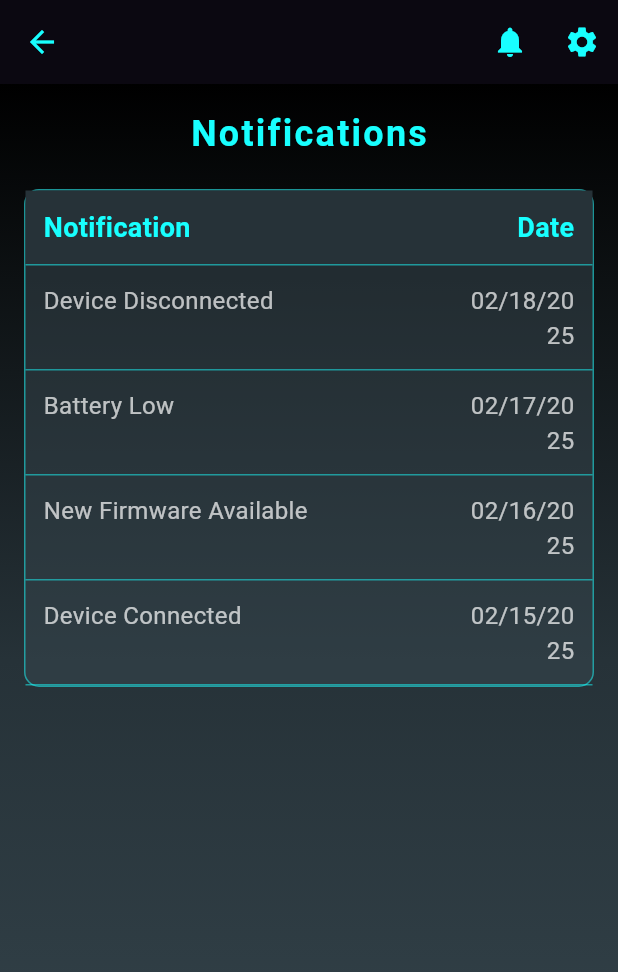
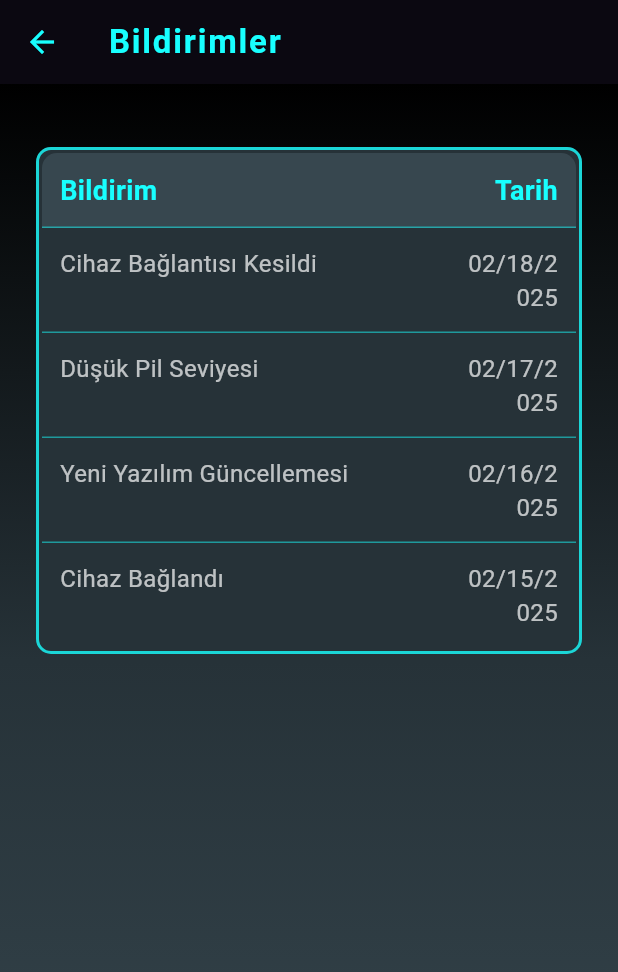
Before and after one commit to ferhanburak/skolyozmobil, a Flutter app: the MainPage screen opened directly, after a tap on the "notifications" icon, on a phone screen of 412 x 824 dp. Shown: the top 972 px of the screen. Run offline on Flutter 3.47's test engine with Material 3 defaults, Android fonts, the light colour scheme and no system bars; our stand-ins replace shared_preferences, syncfusion_flutter_gauges; accounts and stored records are empty.

Commit message:
Bugged Fixed

```diff
--- a/lib/MainPage.dart
+++ b/lib/MainPage.dart
@@ -1,4 +1,5 @@
 import 'package:flutter/material.dart';
+import 'package:syncfusion_flutter_gauges/gauges.dart'; // Import the Syncfusion gauge package
 import 'NotificationPage.dart';
 import 'ProfilePage.dart';
 import 'Help.dart';
@@ -58,27 +59,75 @@ class MainPage extends StatelessWidget {
         child: Column(
           mainAxisAlignment: MainAxisAlignment.center,
           children: [
-            Icon(Icons.local_fire_department, size: 120, color: Colors.cyanAccent), // Futuristic fire icon
+            _buildFullCircleGauge(), // Full circle gauge
             SizedBox(height: 15),
             Text(
-              "38",
+              "Tebrikler!",
               style: TextStyle(
-                fontSize: 45,
+                fontSize: 22,
                 fontWeight: FontWeight.bold,
                 color: Colors.cyanAccent,
-                letterSpacing: 1.5,
               ),
             ),
-            SizedBox(height: 15),
+            SizedBox(height: 5),
             Text(
-              "You've been wearing the scoliosis brace for 38 days!",
+              "Skolyoz Korsesini 38 gündür takıyorsunuz.",
               textAlign: TextAlign.center,
-              style: TextStyle(fontSize: 18, color: Colors.white70),
+              style: TextStyle(
+                fontSize: 18,
+                color: Colors.white70,
+              ),
             ),
             SizedBox(height: 30),
             _buildConnectionButton(),
           ],
         ),
+      ),
+    );
+  }
+
+  /// Creates a full-circle gauge with a max value of 365.
+  Widget _buildFullCircleGauge() {
+    return SizedBox(
+      height: 250, // Adjust size
+      width: 250,
+      child: SfRadialGauge(
+        axes: <RadialAxis>[
+          RadialAxis(
+            minimum: 0,
+            maximum: 365, // Max value is 365 days
+            startAngle: 270, // Start from top (full circle)
+            endAngle: 270,
+            showLabels: false,
+            showTicks: false,
+            axisLineStyle: AxisLineStyle(
+              thickness: 15,
+              color: Colors.grey.shade400, // Background arc
+            ),
+            pointers: <GaugePointer>[
+              RangePointer(
+                value: 38, // Current value (38 days)
+                width: 15,
+                color: Colors.cyanAccent, // Gauge color changed to cyan
+                enableAnimation: true,
+              ),
+            ],
+            annotations: <GaugeAnnotation>[
+              GaugeAnnotation(
+                widget: Text(
+                  '38',
+                  style: TextStyle(
+                    fontSize: 40,
+                    fontWeight: FontWeight.bold,
+                    color: Colors.white,
+                  ),
+                ),
+                positionFactor: 0.0, // Center the text inside the gauge
+                angle: 90,
+              ),
+            ],
+          ),
+        ],
       ),
     );
   }
--- a/lib/NotificationPage.dart
+++ b/lib/NotificationPage.dart
@@ -11,7 +11,7 @@ class NotificationPage extends StatelessWidget {
     );
   }
 
-  /// Creates a futuristic dark app bar with settings & notifications.
+  /// Creates a futuristic dark app bar with only a back button and title.
   PreferredSizeWidget _buildAppBar(BuildContext context) {
     return AppBar(
       backgroundColor: Colors.black,
@@ -22,13 +22,14 @@ class NotificationPage extends StatelessWidget {
           Navigator.pop(context);
         },
       ),
-      actions: [
-        IconButton(
-          icon: Icon(Icons.notifications, color: Colors.cyanAccent),
-          onPressed: () {},
+      title: Text(
+        "Bildirimler",
+        style: TextStyle(
+          color: Colors.cyanAccent,
+          fontWeight: FontWeight.bold,
+          letterSpacing: 1.2,
         ),
-        _buildSettingsDropdown(context),
-      ],
+      ),
     );
   }
 
@@ -47,22 +48,11 @@ class NotificationPage extends StatelessWidget {
         ),
       ),
       child: Padding(
-        padding: const EdgeInsets.all(16.0),
+        padding: const EdgeInsets.symmetric(horizontal: 16.0, vertical: 24.0),
         child: Column(
           crossAxisAlignment: CrossAxisAlignment.start,
           children: [
-            Center(
-              child: Text(
-                "Notifications",
-                style: TextStyle(
-                  fontSize: 24,
-                  fontWeight: FontWeight.bold,
-                  color: Colors.cyanAccent,
-                  letterSpacing: 1.5,
-                ),
-              ),
-            ),
-            SizedBox(height: 20),
+            SizedBox(height: 10),
             _buildNotificationTable(),
           ],
         ),
@@ -70,38 +60,58 @@ class NotificationPage extends StatelessWidget {
     );
   }
 
-  /// Creates a futuristic table for notifications.
+  /// Creates a futuristic table for notifications with proper spacing and visible border corners.
   Widget _buildNotificationTable() {
     return Container(
+      margin: EdgeInsets.all(8),
+      padding: EdgeInsets.all(2),
       decoration: BoxDecoration(
-        color: Colors.blueGrey.shade800.withOpacity(0.5),
+        color: Colors.blueGrey.shade900,
         borderRadius: BorderRadius.circular(10),
-        border: Border.all(color: Colors.cyanAccent.withOpacity(0.5)),
+        border: Border.all(color: Colors.cyanAccent.withOpacity(0.8), width: 2),
       ),
-      child: Table(
-        columnWidths: {
-          0: FlexColumnWidth(3),
-          1: FlexColumnWidth(1),
-        },
-        children: [
-          _buildTableRow("Notification", "Date", isHeader: true),
-          _buildTableRow("Device Disconnected", "02/18/2025"),
-          _buildTableRow("Battery Low", "02/17/2025"),
-          _buildTableRow("New Firmware Available", "02/16/2025"),
-          _buildTableRow("Device Connected", "02/15/2025"),
-        ],
+      child: ClipRRect(
+        borderRadius: BorderRadius.circular(10),
+        child: Table(
+          columnWidths: {
+            0: FlexColumnWidth(3),
+            1: FlexColumnWidth(1),
+          },
+          children: _buildTableRows(),
+        ),
       ),
     );
   }
 
+  /// Generates the table rows dynamically and removes the line from the last row.
+  List<TableRow> _buildTableRows() {
+    List<Map<String, String>> notifications = [
+      {"Bildirim": "Cihaz Bağlantısı Kesildi", "Tarih": "02/18/2025"},
+      {"Bildirim": "Düşük Pil Seviyesi", "Tarih": "02/17/2025"},
+      {"Bildirim": "Yeni Yazılım Güncellemesi", "Tarih": "02/16/2025"},
+      {"Bildirim": "Cihaz Bağlandı", "Tarih": "02/15/2025"},
+    ];
+
+    List<TableRow> rows = [
+      _buildTableRow("Bildirim", "Tarih", isHeader: true), // Header row
+    ];
+
+    for (int i = 0; i < notifications.length; i++) {
+      bool isLastRow = i == notifications.length - 1;
+      rows.add(_buildTableRow(notifications[i]["Bildirim"]!, notifications[i]["Tarih"]!, isLastRow: isLastRow));
+    }
+
+    return rows;
+  }
+
   /// Creates a futuristic row for the table.
-  TableRow _buildTableRow(String text1, String text2, {bool isHeader = false}) {
+  TableRow _buildTableRow(String text1, String text2, {bool isHeader = false, bool isLastRow = false}) {
     return TableRow(
       decoration: BoxDecoration(
-        color: isHeader ? Colors.blueGrey.shade900 : Colors.transparent,
-        border: Border(
-          bottom: BorderSide(color: Colors.cyanAccent.withOpacity(0.5)),
-        ),
+        color: isHeader ? Colors.blueGrey.shade800 : Colors.transparent,
+        border: isLastRow
+            ? null // No bottom border for the last row
+            : Border(bottom: BorderSide(color: Colors.cyanAccent.withOpacity(0.5))),
       ),
       children: [
         Padding(
@@ -130,31 +140,4 @@ class NotificationPage extends StatelessWidget {
       ],
     );
   }
-
-  /// Creates a futuristic settings dropdown menu.
-  Widget _buildSettingsDropdown(BuildContext context) {
-    return PopupMenuButton<String>(
-      icon: Icon(Icons.settings, color: Colors.cyanAccent),
-      onSelected: (value) {
-        if (value == "Profil") {
-          Navigator.push(context, MaterialPageRoute(builder: (context) => ProfilePage()));
-        } else if (value == "Yardım") {
-          Navigator.push(context, MaterialPageRoute(builder: (context) => HelpPage()));
-        }
-      },
-      color: Colors.blueGrey.shade900,
-      itemBuilder: (BuildContext context) {
-        return [
-          PopupMenuItem<String>(
-            value: "Profil",
-            child: Text("Profil", style: TextStyle(color: Colors.cyanAccent)),
-          ),
-          PopupMenuItem<String>(
-            value: "Yardım",
-            child: Text("Yardım", style: TextStyle(color: Colors.cyanAccent)),
-          ),
-        ];
-      },
-    );
-  }
 }
--- a/pubspec.yaml
+++ b/pubspec.yaml
@@ -17,6 +17,7 @@ dependencies:
   google_fonts: ^6.1.0
   http: ^1.2.0
   shared_preferences: ^2.2.2
+  syncfusion_flutter_gauges: ^28.2.7
 
 dev_dependencies:
   flutter_test:
```
Also changed, not shown: lib/ResetPasswordPage.dart (+18 -43 lines), lib/forgot_password_page.dart (+34 -30 lines), pubspec.lock.
